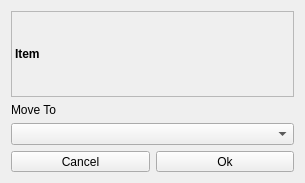
Old version of the form src/Notes/MoveTo.ui in the repository ic005k/Knot-Legacy.
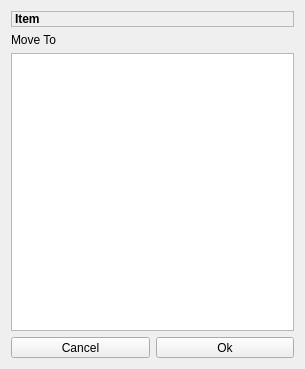
New version of the form.

Patch:
```diff
--- a/src/Notes/MoveTo.ui
+++ b/src/Notes/MoveTo.ui
@@ -7,7 +7,7 @@
     <x>0</x>
     <y>0</y>
     <width>305</width>
-    <height>183</height>
+    <height>369</height>
    </rect>
   </property>
   <property name="sizePolicy">
@@ -58,7 +58,7 @@
     </widget>
    </item>
    <item>
-    <widget class="QComboBox" name="cboxMoveTo"/>
+    <widget class="QListWidget" name="listWidget"/>
    </item>
    <item>
     <layout class="QHBoxLayout" name="horizontalLayout">
```
